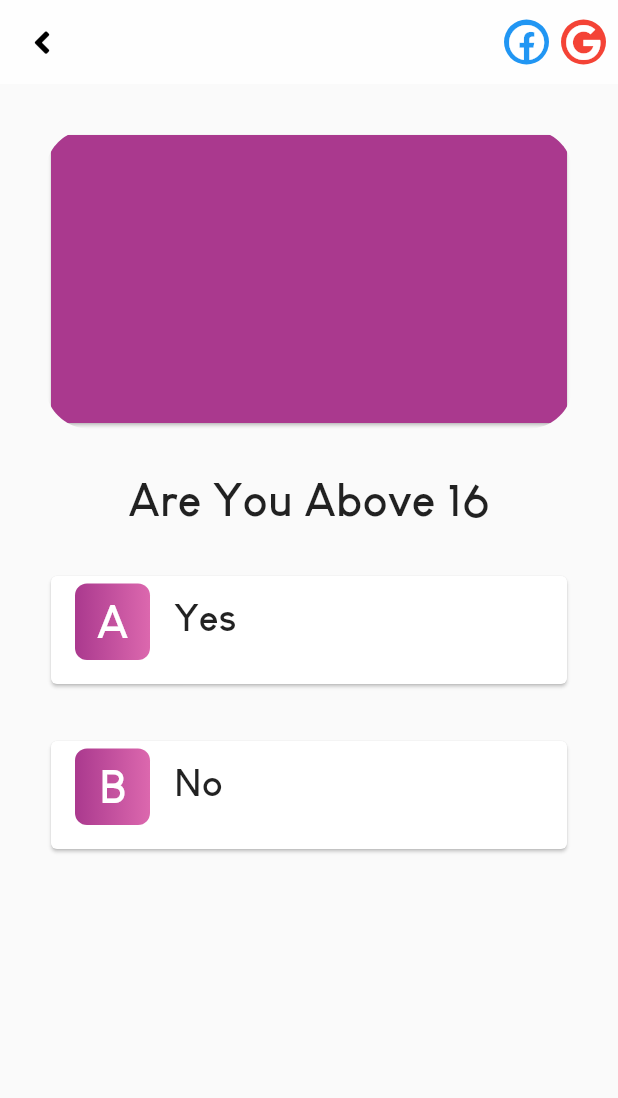
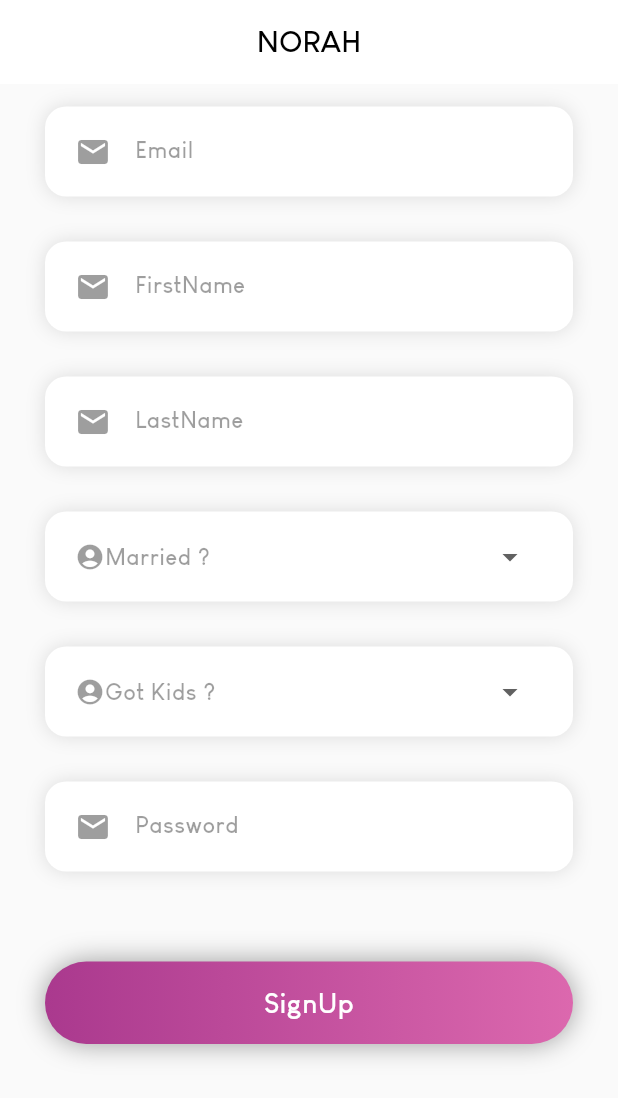
Before and after one commit to Marcusjnr/NorahMobile, a Flutter app: the SignUpScreen screen opened directly, on a phone screen of 412 x 824 dp. Shown: the top 1098 px of the screen. Run offline on Flutter 3.47's test engine with Material 2 defaults, Android fonts, the phone set to English and light mode, and no system bars; our stand-ins replace flutter_screenutil, font_awesome_flutter, page_transition.

Commit message:
main sign up screen almost done

```diff
--- a/lib/custom_layouts/signup_layout.dart
+++ b/lib/custom_layouts/signup_layout.dart
@@ -2,7 +2,7 @@
 import 'package:flutter/material.dart';
 import 'package:font_awesome_flutter/font_awesome_flutter.dart';
 import 'package:norah/custom_widgets/gradient_button.dart';
-import 'package:norah/screens/activities/signup.dart';
+import 'package:norah/screens/activities/signup_question.dart';
 import 'package:page_transition/page_transition.dart';
 
 class SignUpLayout extends StatelessWidget {
@@ -20,7 +20,7 @@ class SignUpLayout extends StatelessWidget {
                   Navigator.push(context,
                     PageTransition(
                       type: PageTransitionType.leftToRightWithFade,
-                      child: SignUpScreen()
+                      child: SignUpQuestionScreen()
                     )
                   );
                 },
--- /dev/null
+++ b/lib/custom_widgets/custom_drop_down.dart
@@ -0,0 +1,70 @@
+
+import 'package:flutter/material.dart';
+
+class CustomDropDown extends StatelessWidget {
+  final IconData icon;
+  final List<String> options;
+  final String hint;
+
+  CustomDropDown({
+    @required this.icon,
+    this.options,
+    @required this.hint
+});
+  @override
+  Widget build(BuildContext context) {
+    return Padding(
+      padding: EdgeInsets.symmetric(horizontal: 30.0),
+      child: Container(
+            height: 60.0,
+            alignment: AlignmentDirectional.center,
+            decoration: BoxDecoration(
+                borderRadius: BorderRadius.circular(14.0),
+                color: Colors.white,
+                boxShadow: [BoxShadow(blurRadius: 10.0, color: Colors.black12)]),
+            padding:
+            EdgeInsets.only(left: 20.0, right: 30.0, top: 0.0, bottom: 0.0),
+            child: Theme(
+              data: ThemeData(
+                hintColor: Colors.transparent,
+              ),
+              child: Row(
+                children: <Widget>[
+                  Container(
+                    child: Icon(
+                      icon,
+                      color: Colors.black38,
+                      size: 20.0,
+                    ),
+                  ),
+
+                  Expanded(
+                    flex: 1,
+                    child: DropdownButton<String>(
+                      underline: SizedBox(),
+                      isExpanded: true,
+                      hint: Text(hint, style: TextStyle(
+                          fontSize: 15.0,
+                          fontFamily: 'lgc',
+                          letterSpacing: 0.3,
+                          color: Colors.black38,
+                          fontWeight: FontWeight.w600
+                      ),),
+                      items: <String>['A', 'B', 'C', 'D'].map((String value) {
+                        return new DropdownMenuItem<String>(
+                          value: value,
+                          child: new Text(value),
+                        );
+                      }).toList(),
+                      onChanged: (value) {
+
+                      },
+                    ),
+                  ),
+                ],
+              ),
+            ),
+          )
+    );
+  }
+}
--- a/lib/custom_widgets/custom_text_field.dart
+++ b/lib/custom_widgets/custom_text_field.dart
@@ -9,10 +9,10 @@ class CustomTextField extends StatelessWidget {
   final TextEditingController controller;
 
   CustomTextField({
-    this.label,
-    this.icon,
-    this.inputType,
-    this.password,
+  @required this.label,
+  @required this.icon,
+  @required this.inputType,
+  @required this.password,
     @required this.controller});
 
   @override
--- a/lib/screens/activities/login_screen.dart
+++ b/lib/screens/activities/login_screen.dart
@@ -9,7 +9,7 @@ import 'package:norah/custom_widgets/custom_text_field.dart';
 import 'package:norah/custom_widgets/gradient_button.dart';
 import 'package:norah/custom_widgets/gradient_text.dart';
 import 'package:norah/providers/login_screen_provider.dart';
-import 'package:norah/screens/activities/signup.dart';
+import 'package:norah/screens/activities/signup_question.dart';
 import 'package:page_transition/page_transition.dart';
 import 'package:provider/provider.dart';
 
--- a/lib/screens/activities/signup.dart
+++ b/lib/screens/activities/signup.dart
@@ -1,111 +1,93 @@
+
 
 import 'package:flutter/cupertino.dart';
 import 'package:flutter/material.dart';
-import 'package:font_awesome_flutter/fa_icon.dart';
-import 'package:font_awesome_flutter/font_awesome_flutter.dart';
-import 'package:norah/custom_widgets/answer_cards.dart';
-import 'package:norah/screens/activities/login_screen.dart';
-import 'package:page_transition/page_transition.dart';
+import 'package:norah/custom_widgets/custom_drop_down.dart';
+import 'package:norah/custom_widgets/custom_text_field.dart';
+import 'package:norah/custom_widgets/gradient_button.dart';
 
 class SignUpScreen extends StatelessWidget {
   @override
   Widget build(BuildContext context) {
-    Color primaryColor = Theme.of(context).primaryColor;
-    Color accentColor = Theme.of(context).accentColor;
+    TextEditingController _emailController;
 
+    Widget _space(){
+      return SizedBox(height: 30.0,);
+    }
     return Scaffold(
       appBar: AppBar(
+        title: Text("NORAH", style: TextStyle(color: Colors.black, fontWeight: FontWeight.bold),),
+        centerTitle: true,
+        backgroundColor: Colors.white,
         elevation: 0.0,
-        backgroundColor: Colors.white70,
-        actions: <Widget>[
-          Container(
-            margin: EdgeInsets.only(right: 8.0),
-            height: 30.0,
-            width: 30.0,
-            decoration: BoxDecoration(
-                color: Colors.blue,
-                shape: BoxShape.circle
       ),
-            child:  Center(
-              child: FaIcon(
-                FontAwesomeIcons.facebook,
-                color: Colors.white,
-              ),
-            ),
+      body: Center(
+        child: Container(
+          margin: EdgeInsets.only(top: 15),
+          child: ListView(
+            children: <Widget>[
+              CustomTextField(
+                controller: _emailController,
+                label: "Email",
+                icon: Icons.email,
+                inputType: TextInputType.emailAddress,
+                password: false,
               ),
 
-          Container(
-            margin: EdgeInsets.only(right: 8.0),
-            height: 30.0,
-            width: 30.0,
-            decoration: BoxDecoration(
-                color: Colors.red,
-                shape: BoxShape.circle
-            ),
-            child: Center(
-              child: FaIcon(
-                FontAwesomeIcons.google,
-                color: Colors.white,
-              ),
-            ),
-          ),
-        ],
-        leading: Center(
-          child: InkWell(
-            onTap: (){
-              Navigator.push(
-                context,
-                PageTransition(
-                  type: PageTransitionType.leftToRightWithFade,
-                  child: LoginScreen(),
-                )
-              );
-            },
-            child: FaIcon(
-              FontAwesomeIcons.angleLeft,
-              color: Colors.black,
-            ),
-          ),
-        ),
-      ),
-      body: Container(
-        width: MediaQuery.of(context).size.width,
-        height: MediaQuery.of(context).size.height,
-        child: Column(
-          children: <Widget>[
-            Padding(
-              padding: const EdgeInsets.only(top: 30.0, right: 30.0, left: 30.0),
-              child: SizedBox(
-                height: 200,
-                width: MediaQuery.of(context).size.width,
-                child: ClipRRect(
-                  borderRadius: BorderRadius.circular(30.0),
-                  child: Card(
-                    color: Theme.of(context).primaryColor,
-                  ),
-                ),
-              ),
+              _space(),
+
+              CustomTextField(
+                controller: _emailController,
+                label: "FirstName",
+                icon: Icons.email,
+                inputType: TextInputType.text,
+                password: false,
               ),
 
-            Padding(
-              padding: const EdgeInsets.only(top: 30.0, left: 30.0, right: 30.0),
-              child: Text(
-                "Are You Above 16",
-                style: TextStyle(fontSize: 30.0, fontWeight: FontWeight.bold),
-              ),
+              _space(),
+
+              CustomTextField(
+                controller: _emailController,
+                label: "LastName",
+                icon: Icons.email,
+                inputType: TextInputType.text,
+                password: false,
               ),
 
-          AnswerCards(
-            option: "A",
-            optionAnswer: "Yes",
+              _space(),
+
+              CustomDropDown(
+                hint: "Married ?",
+                icon: Icons.account_circle,
               ),
 
-            AnswerCards(
-              option: "B",
-              optionAnswer: "No",
+              _space(),
+
+              CustomDropDown(
+                hint: "Got Kids ?",
+                icon: Icons.account_circle,
               ),
 
+              _space(),
+
+              CustomTextField(
+                controller: _emailController,
+                label: "Password",
+                icon: Icons.email,
+                inputType: TextInputType.text,
+                password: true,
+              ),
+
+              _space(),
+
+              Padding(
+                padding: const EdgeInsets.all(30.0),
+                child: GradientButton(
+                  text: "SignUp",
+                ),
+              )
             ],
+          ),
         ),
       ),
     );
```
Also changed, not shown: lib/custom_layouts/login_layout.dart (+7 -4 lines), lib/screens/activities/signup_question.dart (added, +127 -0 lines), lib/screens/activities/home.dart (added). Lines whose indentation alone changed are shown as unchanged.
